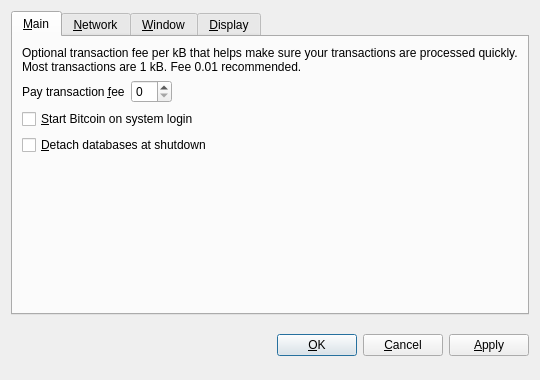
First picture: the form in src/qt/forms/optionsdialog.ui, repository jondow72/bitcoin, before the edit.
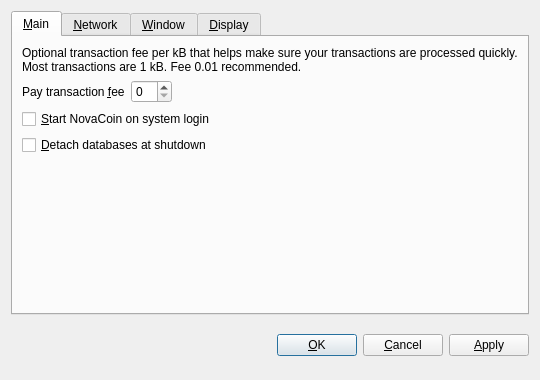
Second picture: the form after the edit. Custom widgets are drawn as their Qt base class.

Patch:
```diff
--- a/src/qt/forms/optionsdialog.ui
+++ b/src/qt/forms/optionsdialog.ui
@@ -82,7 +82,7 @@
           <string>Automatically start Bitcoin after logging in to the system.</string>
          </property>
          <property name="text">
-          <string>&amp;Start Bitcoin on system login</string>
+          <string>&amp;Start NovaCoin on system login</string>
          </property>
         </widget>
        </item>
```
Left out of the diff: 10 changed lines with no effect on the pictures.
